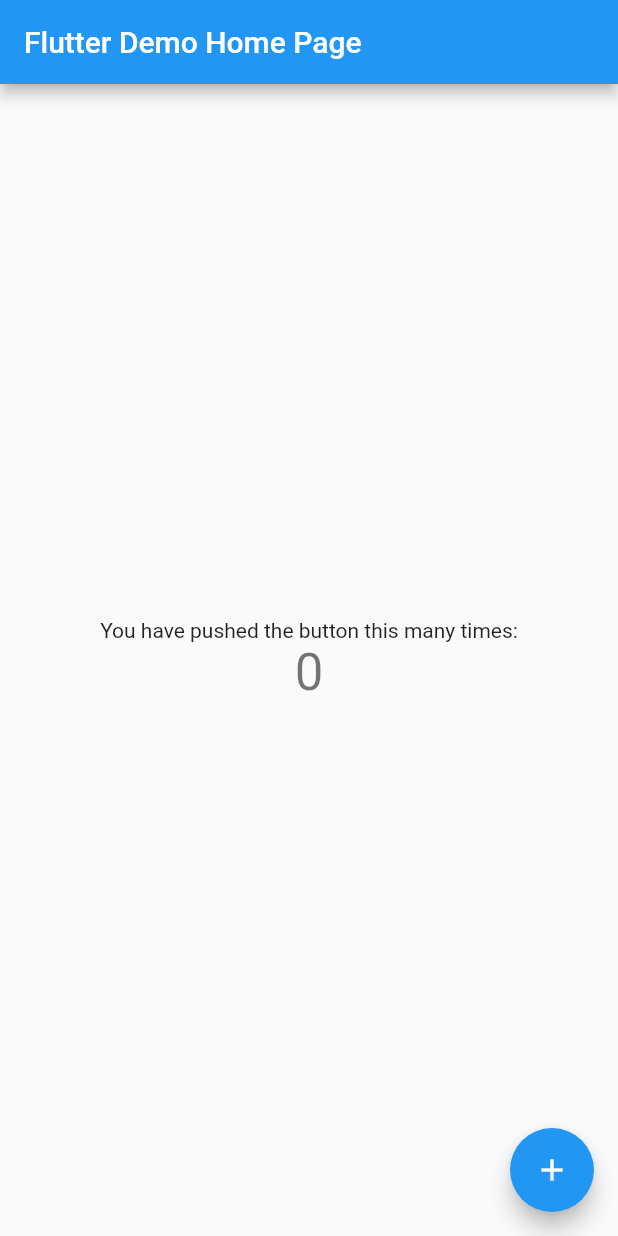
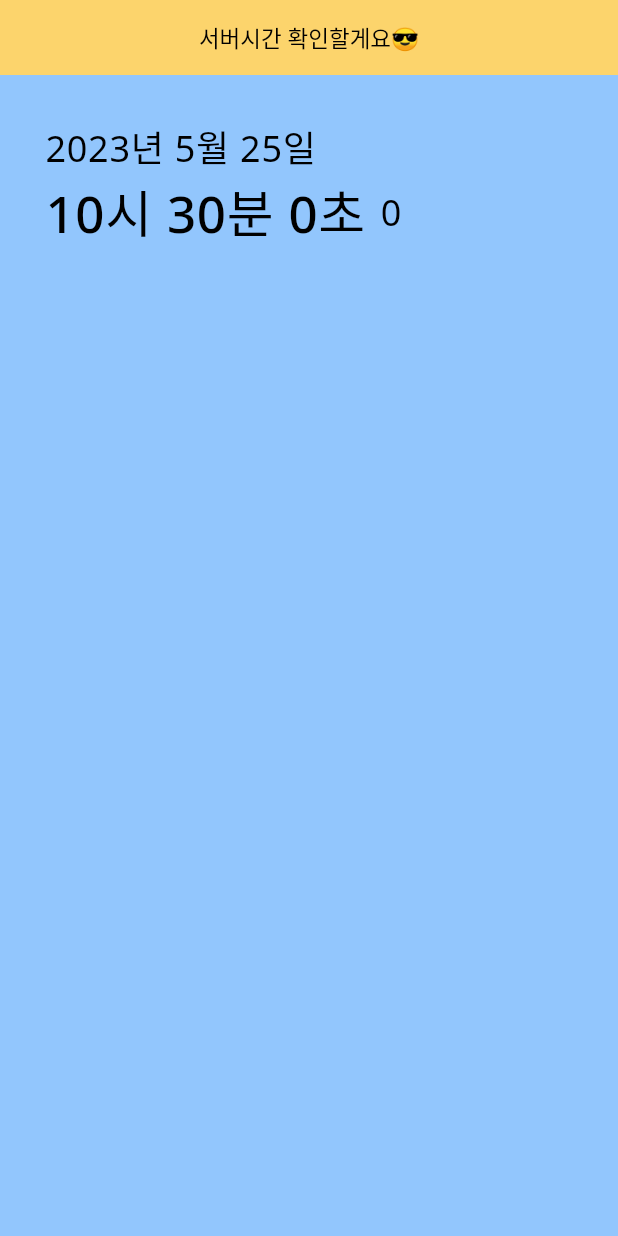
Before and after one commit to chochoq/sever_time_extension, a Flutter app: the screen it shows after launch, on a phone screen of 412 x 824 dp. Run offline on Flutter 3.47's test engine with Material 2 defaults, Android fonts, the phone set to English and light mode, and no system bars; our stand-ins replace google_fonts, timer_builder.

Commit message:
✅ Add : view 추가

```diff
--- a/lib/main.dart
+++ b/lib/main.dart
@@ -1,4 +1,5 @@
 import 'package:flutter/material.dart';
+import 'package:sever_time_extension/time_view.dart';
 
 void main() {
   runApp(const MyApp());
@@ -7,109 +8,12 @@
 class MyApp extends StatelessWidget {
   const MyApp({super.key});
 
-  // This widget is the root of your application.
   @override
   Widget build(BuildContext context) {
-    return MaterialApp(
+    return const MaterialApp(
       title: 'Flutter Demo',
-      theme: ThemeData(
-        // This is the theme of your application.
-        //
-        // Try running your application with "flutter run". You'll see the
-        // application has a blue toolbar. Then, without quitting the app, try
-        // changing the primarySwatch below to Colors.green and then invoke
-        // "hot reload" (press "r" in the console where you ran "flutter run",
-        // or simply save your changes to "hot reload" in a Flutter IDE).
-        // Notice that the counter didn't reset back to zero; the application
-        // is not restarted.
-        primarySwatch: Colors.blue,
-      ),
-      home: const MyHomePage(title: 'Flutter Demo Home Page'),
+      debugShowCheckedModeBanner: false,
+      home: TimeView(),
     );
   }
 }
-
-class MyHomePage extends StatefulWidget {
-  const MyHomePage({super.key, required this.title});
-
-  // This widget is the home page of your application. It is stateful, meaning
-  // that it has a State object (defined below) that contains fields that affect
-  // how it looks.
-
-  // This class is the configuration for the state. It holds the values (in this
-  // case the title) provided by the parent (in this case the App widget) and
-  // used by the build method of the State. Fields in a Widget subclass are
-  // always marked "final".
-
-  final String title;
-
-  @override
-  State<MyHomePage> createState() => _MyHomePageState();
-}
-
-class _MyHomePageState extends State<MyHomePage> {
-  int _counter = 0;
-
-  void _incrementCounter() {
-    setState(() {
-      // This call to setState tells the Flutter framework that something has
-      // changed in this State, which causes it to rerun the build method below
-      // so that the display can reflect the updated values. If we changed
-      // _counter without calling setState(), then the build method would not be
-      // called again, and so nothing would appear to happen.
-      _counter++;
-    });
-  }
-
-  @override
-  Widget build(BuildContext context) {
-    // This method is rerun every time setState is called, for instance as done
-    // by the _incrementCounter method above.
-    //
-    // The Flutter framework has been optimized to make rerunning build methods
-    // fast, so that you can just rebuild anything that needs updating rather
-    // than having to individually change instances of widgets.
-    return Scaffold(
-      appBar: AppBar(
-        // Here we take the value from the MyHomePage object that was created by
-        // the App.build method, and use it to set our appbar title.
-        title: Text(widget.title),
-      ),
-      body: Center(
-        // Center is a layout widget. It takes a single child and positions it
-        // in the middle of the parent.
-        child: Column(
-          // Column is also a layout widget. It takes a list of children and
-          // arranges them vertically. By default, it sizes itself to fit its
-          // children horizontally, and tries to be as tall as its parent.
-          //
-          // Invoke "debug painting" (press "p" in the console, choose the
-          // "Toggle Debug Paint" action from the Flutter Inspector in Android
-          // Studio, or the "Toggle Debug Paint" command in Visual Studio Code)
-          // to see the wireframe for each widget.
-          //
-          // Column has various properties to control how it sizes itself and
-          // how it positions its children. Here we use mainAxisAlignment to
-          // center the children vertically; the main axis here is the vertical
-          // axis because Columns are vertical (the cross axis would be
-          // horizontal).
-          mainAxisAlignment: MainAxisAlignment.center,
-          children: <Widget>[
-            const Text(
-              'You have pushed the button this many times:',
-            ),
-            Text(
-              '$_counter',
-              style: Theme.of(context).textTheme.headlineMedium,
-            ),
-          ],
-        ),
-      ),
-      floatingActionButton: FloatingActionButton(
-        onPressed: _incrementCounter,
-        tooltip: 'Increment',
-        child: const Icon(Icons.add),
-      ), // This trailing comma makes auto-formatting nicer for build methods.
-    );
-  }
-}
--- /dev/null
+++ b/lib/time_view.dart
@@ -0,0 +1,76 @@
+import 'package:flutter/material.dart';
+import 'package:google_fonts/google_fonts.dart';
+import 'package:intl/date_symbol_data_local.dart';
+import 'package:intl/intl.dart';
+import 'package:timer_builder/timer_builder.dart';
+
+class TimeView extends StatelessWidget {
+  const TimeView({super.key});
+
+  @override
+  Widget build(BuildContext context) {
+    initializeDateFormatting('ko_KR', null);
+
+    return Scaffold(
+        body: Column(
+      children: [
+        Container(
+            alignment: Alignment.center,
+            height: 50,
+            width: MediaQuery.of(context).size.width,
+            color: const Color.fromARGB(255, 252, 212, 108),
+            child: Text(
+              '서버시간 확인할게요😎',
+              style: GoogleFonts.notoSans(
+                fontSize: 15,
+                color: Colors.black,
+              ),
+            )),
+        TimerBuilder.periodic(
+          const Duration(milliseconds: 1),
+          builder: (context) {
+            return Container(
+              padding: const EdgeInsets.all(30),
+              width: MediaQuery.of(context).size.width,
+              height: MediaQuery.of(context).size.height - 50,
+              color: const Color.fromARGB(255, 146, 198, 253),
+              child: Column(
+                crossAxisAlignment: CrossAxisAlignment.start,
+                children: [
+                  Text(
+                    DateFormat('y년 M월 d일').format(DateTime.now()),
+                    style: GoogleFonts.notoSans(
+                        textStyle: Theme.of(context).textTheme.headlineSmall,
+                        color: Colors.black,
+                        letterSpacing: .5),
+                  ),
+                  Row(
+                    children: [
+                      Text(
+                        DateFormat('h시 mm분 s초').format(DateTime.now()),
+                        style: GoogleFonts.notoSans(
+                            textStyle: Theme.of(context).textTheme.headlineMedium,
+                            fontWeight: FontWeight.w500,
+                            color: Colors.black,
+                            letterSpacing: .5),
+                      ),
+                      const SizedBox(width: 10),
+                      Text(
+                        DateTime.now().millisecond.toString(),
+                        style: GoogleFonts.notoSans(
+                          color: Colors.black,
+                          textStyle: Theme.of(context).textTheme.headlineSmall,
+                          textBaseline: TextBaseline.alphabetic,
+                        ),
+                      ),
+                    ],
+                  ),
+                ],
+              ),
+            );
+          },
+        ),
+      ],
+    ));
+  }
+}
```
